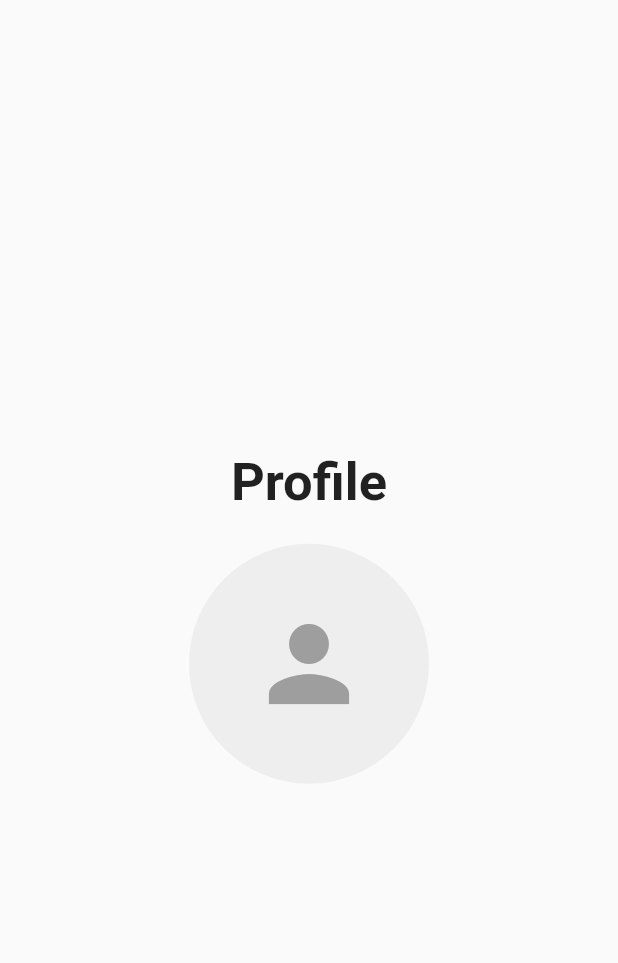
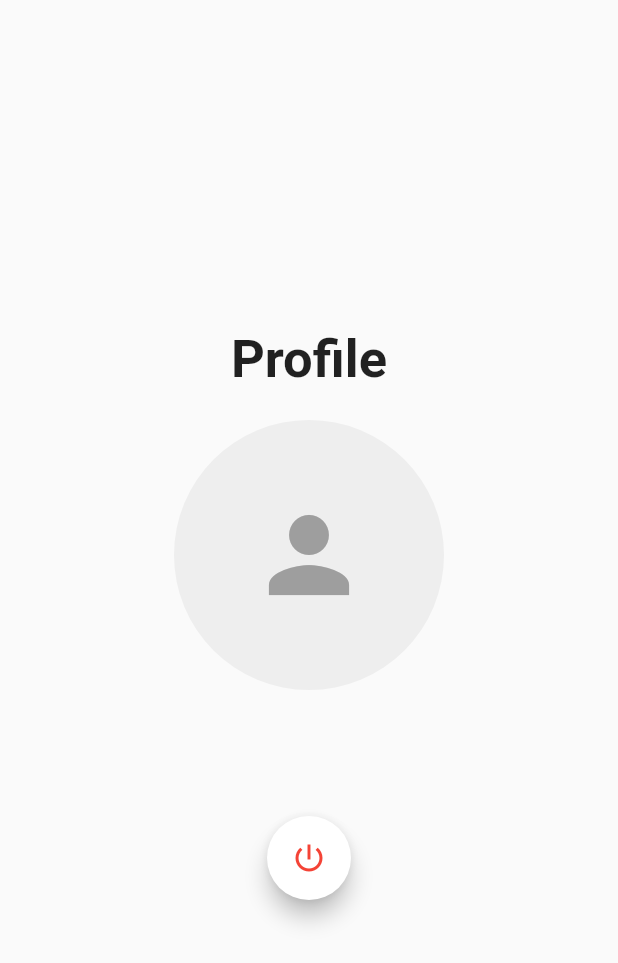
Before and after one commit to Droxinia/EDD, a Flutter app: the ProfilePage screen opened directly, on a phone screen of 412 x 824 dp. Shown: the top 963 px of the screen. Run offline on Flutter 3.47's test engine with Material 2 defaults, Android fonts, the phone set to English and light mode, and no system bars; our stand-ins replace bloc, cloud_firestore, easy_localization, firebase_auth, firebase_core, firebase_storage and 3 more; missing offline and left inert: animated_button; accounts and stored records are empty; network calls fail.

Commit message:
added button and language

```diff
--- a/lib/Components/base.dart
+++ b/lib/Components/base.dart
@@ -18,7 +18,6 @@ class Base extends StatefulWidget {
 class _BaseState extends State<Base> {
   int _currentindex = 0;
   final tabs = [
- donation
     DonationPage(),
     DonationRequestPage(),
     const FormFillInPage(),
--- a/lib/Screens/Donation.dart
+++ b/lib/Screens/Donation.dart
@@ -1,4 +1,5 @@
 import 'package:cloud_firestore/cloud_firestore.dart';
+import 'package:easy_localization/easy_localization.dart';
 import 'package:flutter/material.dart';
 
 class DonationPage extends StatefulWidget {
@@ -19,8 +20,8 @@ class _DonationPageState extends State<DonationPage> {
         child: Column(
           crossAxisAlignment: CrossAxisAlignment.start,
           children: [
-            const Text(
-              "Donation",
+             Text(
+              "donation".tr().toString(),
               style: TextStyle(fontSize: 35, fontWeight: FontWeight.bold),
             ),
             SizedBox(height: 16.0),
--- a/lib/Screens/Profile.dart
+++ b/lib/Screens/Profile.dart
@@ -1,7 +1,10 @@
 import 'dart:io';
+import 'package:firebase_auth/firebase_auth.dart';
 import 'package:flutter/material.dart';
 import 'package:image_picker/image_picker.dart';
 import 'package:firebase_storage/firebase_storage.dart';
+import 'package:easy_localization/easy_localization.dart';
+import 'Register/Register.dart';
 
 class ProfilePage extends StatefulWidget {
   @override
@@ -13,7 +16,6 @@ class _ProfilePageState extends State<ProfilePage> {
   File? _image;
 
   Future getImageFromCamera() async {
-    // ignore: deprecated_member_use
     final pickedFile = await picker.getImage(source: ImageSource.camera);
     setState(() {
       if (pickedFile != null) {
@@ -50,13 +52,14 @@ class _ProfilePageState extends State<ProfilePage> {
 
   @override
   Widget build(BuildContext context) {
+    final user = FirebaseAuth.instance.currentUser!;
     return Scaffold(
       body: Center(
         child: Column(
           mainAxisAlignment: MainAxisAlignment.center,
           children: [
-            Text(
-              'Profile',
+             Text(
+              'profile'.tr().toString(),
               style: TextStyle(fontSize: 35, fontWeight: FontWeight.bold),
             ),
             SizedBox(height: 20),
@@ -72,7 +75,7 @@ class _ProfilePageState extends State<ProfilePage> {
                         children: <Widget>[
                           ListTile(
                             leading: Icon(Icons.camera_alt),
-                            title: Text('Take a picture'),
+                            title: Text('take a picture'.tr().toString()),
                             onTap: () async {
                               Navigator.pop(context);
                               await getImageFromCamera();
@@ -81,7 +84,7 @@ class _ProfilePageState extends State<ProfilePage> {
                           ),
                           ListTile(
                             leading: Icon(Icons.photo_library),
-                            title: Text('Choose from gallery'),
+                            title: Text('choose from gallery'.tr().toString()),
                             onTap: () async {
                               Navigator.pop(context);
                               await getImageFromGallery();
@@ -95,16 +98,49 @@ class _ProfilePageState extends State<ProfilePage> {
                 );
               },
               child: CircleAvatar(
-                radius: 80,
+                radius: 90,
                 backgroundColor: Colors.grey[200],
                 child: _image == null
-                    ? const Icon(Icons.person, size: 80, color: Colors.grey)
+                    ? Icon(Icons.person, size: 80, color: Colors.grey)
                     : ClipOval(
                         child: Image.file(_image!,
                             width: 160, height: 160, fit: BoxFit.cover),
                       ),
               ),
             ),
+            const SizedBox(
+              height: 20,
+            ),
+            Text(
+              user.email!,
+              style: const TextStyle(
+                  fontSize: 25,
+                  fontWeight: FontWeight.bold,
+                  color: Colors.black),
+                  ),
+            SizedBox(
+              height: 30,
+            ),
+            Padding(
+              padding: const EdgeInsets.symmetric(vertical: 5, horizontal: 40),
+              child: FloatingActionButton(
+                backgroundColor: Colors.white,
+                child: Icon(
+                  Icons.power_settings_new,
+                  color: Colors.red,
+                ),
+                onPressed: () async {
+                  await FirebaseAuth.instance.signOut();
+                  // ignore: use_build_context_synchronously
+                  Navigator.pushReplacement(
+                    context,
+                    MaterialPageRoute(
+                      builder: (context) => const Register()
+                    ),
+                  );
+                },
+              ),
+            )
           ],
         ),
       ),
--- a/lib/Screens/Register/signup.dart
+++ b/lib/Screens/Register/signup.dart
@@ -71,8 +71,8 @@ class _SignupState extends State<Signup> {
                   }
                 },
                 icon: const Icon(Icons.arrow_forward),
-                label: const Text(
-                  'signup',
+                label:  Text(
+                  'signup'.tr().toString(),
                   style: TextStyle(fontSize: 24),
                 )),
             const SizedBox(
```
Also changed, not shown: assets/translations/am-ETH.json (+14 -3 lines), assets/translations/en-US.json (+15 -1 lines), lib/Screens/Register/Register.dart (+6 -6 lines), lib/Screens/Request form/Form.dart (+4 -3 lines), lib/Screens/Voluntary.dart (+8 -7 lines).
